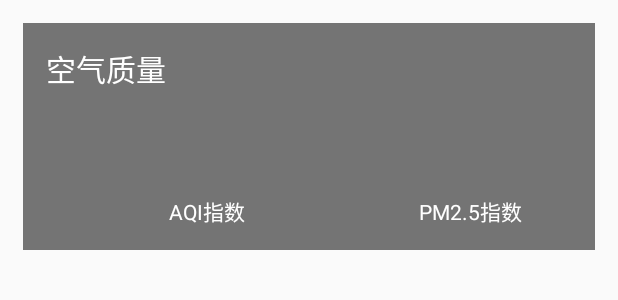
After one commit to BinGuoLA/coolweather, an Android app: the layout aqi.xml on its own in the app's theme, with its tools: preview values and no code run, on a phone screen of 412 x 824 dp. The commit adds this screen. Shown: the top 300 px of the screen. Run offline under Robolectric (Android 15) with nearby library versions, the phone set to English and light mode, and no system bars.

Commit message:
增加了一堆布局

```diff
--- a/app/src/main/AndroidManifest.xml
+++ b/app/src/main/AndroidManifest.xml
@@ -1,6 +1,8 @@
 <?xml version="1.0" encoding="utf-8"?>
 <manifest xmlns:android="http://schemas.android.com/apk/res/android"
     package="com.example.lizzi.coolweather">
+
+    <uses-permission android:name="android.permission.INTERNET" />
 
     <application
         android:name="org.litepal.LitePalApplication"
@@ -16,6 +18,7 @@
                 <category android:name="android.intent.category.LAUNCHER" />
             </intent-filter>
         </activity>
+        <activity android:name=".WeatherActivity"></activity>
     </application>
-<uses-permission android:name="android.permission.INTERNET" />
+
 </manifest>
--- /dev/null
+++ b/app/src/main/res/layout/aqi.xml
@@ -0,0 +1,80 @@
+<?xml version="1.0" encoding="utf-8"?>
+<LinearLayout xmlns:android="http://schemas.android.com/apk/res/android"
+    android:orientation="vertical"
+    android:layout_width="match_parent"
+    android:layout_height="wrap_content"
+    android:layout_margin="15dp"
+    android:background="#8000"
+    >
+    <TextView
+        android:layout_width="wrap_content"
+        android:layout_height="wrap_content"
+        android:layout_marginLeft="15dp"
+        android:layout_marginTop="15dp"
+        android:text="空气质量"
+        android:textColor="#fff"
+        android:textSize="20sp"
+        />
+    <LinearLayout
+        android:layout_width="match_parent"
+        android:layout_height="wrap_content"
+        android:layout_margin="15dp"
+        >
+        <RelativeLayout
+            android:layout_width="80dp"
+            android:layout_height="match_parent"
+            android:layout_weight="1"
+            >
+            <LinearLayout
+                android:orientation="vertical"
+                android:layout_width="match_parent"
+                android:layout_height="wrap_content"
+                android:layout_centerInParent="true"
+                >
+                <TextView
+                    android:id="@+id/aqi_text"
+                    android:layout_width="wrap_content"
+                    android:layout_height="wrap_content"
+                    android:layout_gravity="center"
+                    android:textColor="#fff"
+                    android:textSize="40sp"/>
+                <TextView
+                    android:layout_width="wrap_content"
+                    android:layout_height="wrap_content"
+                    android:layout_gravity="center"
+                    android:text="AQI指数"
+                    android:textColor="#fff"
+                    />
+                </LinearLayout>
+        </RelativeLayout>
+        <RelativeLayout
+            android:layout_width="0dp"
+            android:layout_height="match_parent"
+            android:layout_weight="1">
+            <LinearLayout
+                android:orientation="vertical"
+                android:layout_width="match_parent"
+                android:layout_height="wrap_content"
+                android:layout_centerInParent="true"
+                >
+
+                <TextView
+                    android:id="@+id/pm25_text"
+                    android:layout_width="wrap_content"
+                    android:layout_height="wrap_content"
+                    android:layout_gravity="center"
+                    android:textColor="#fff"
+                    android:textSize="40sp"
+                    />
+                <TextView
+                    android:layout_width="wrap_content"
+                    android:layout_height="wrap_content"
+                    android:layout_gravity="center"
+                    android:text="PM2.5指数"
+                    android:textColor="#fff"
+                    />
+                </LinearLayout>
+        </RelativeLayout>
+        </LinearLayout>
+
+</LinearLayout>
--- a/app/src/main/res/layout/choose_area.xml
+++ b/app/src/main/res/layout/choose_area.xml
@@ -23,8 +23,9 @@
         android:layout_width="25dp"
         android:layout_height="25dp"
         android:layout_marginLeft="10dp"
+        android:layout_marginTop="15dp"
         android:layout_alignParentLeft="true"
-
+        android:background="@drawable/back"
         />
     </RelativeLayout>
     <ListView
```
Also changed, not shown: app/build.gradle (+5 -4 lines), app/src/main/java/com/example/lizzi/coolweather/WeatherActivity.java (added, +13 -0 lines), app/src/main/java/com/example/lizzi/coolweather/gson/AQI.java (added, +13 -0 lines), app/src/main/java/com/example/lizzi/coolweather/gson/Basic.java (added, +19 -0 lines), app/src/main/java/com/example/lizzi/coolweather/gson/Forecast.java (added, +26 -0 lines), app/src/main/java/com/example/lizzi/coolweather/gson/Suggestion.java (added, +32 -0 lines), app/src/main/java/com/example/lizzi/coolweather/gson/Weather.java (added, +20 -0 lines), app/src/main/java/com/example/lizzi/coolweather/gson/now.java (added, +19 -0 lines), app/src/main/res/layout/activity_weather.xml (added, +27 -0 lines), app/src/main/res/layout/forecast.xml (added, +25 -0 lines), app/src/main/res/layout/forecast_item.xml (added, +43 -0 lines), app/src/main/res/layout/now.xml (added, +24 -0 lines), app/src/main/res/layout/suggestion.xml (added, +40 -0 lines), app/src/main/res/layout/title.xml (added, +24 -0 lines), 2 more files.
